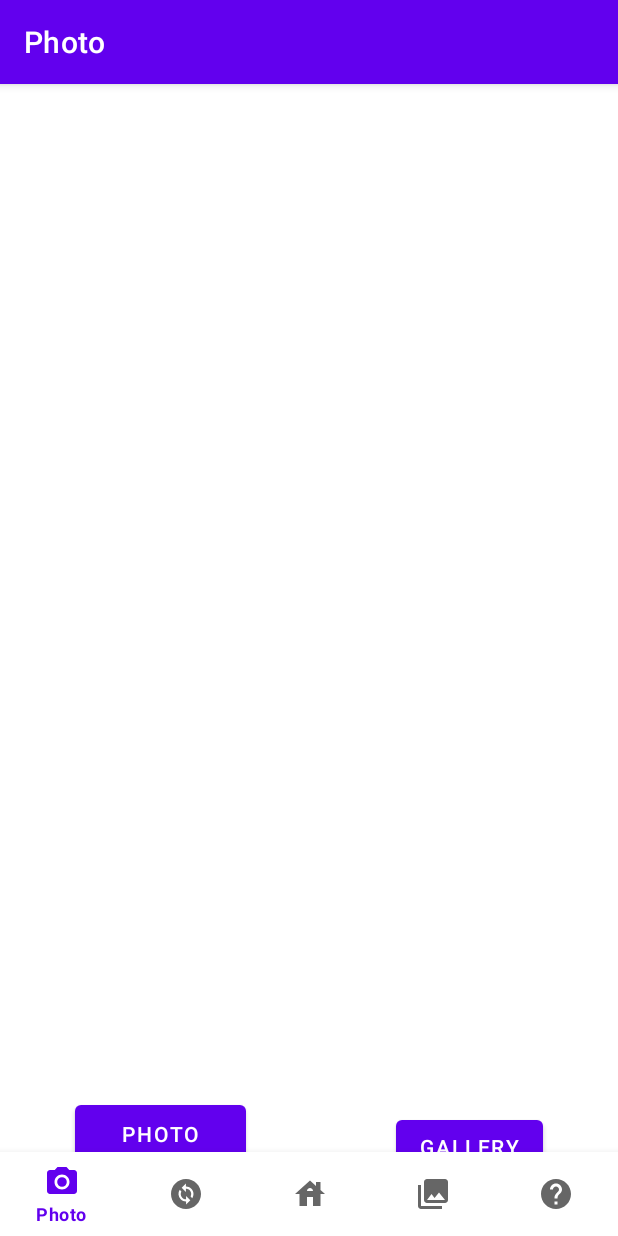
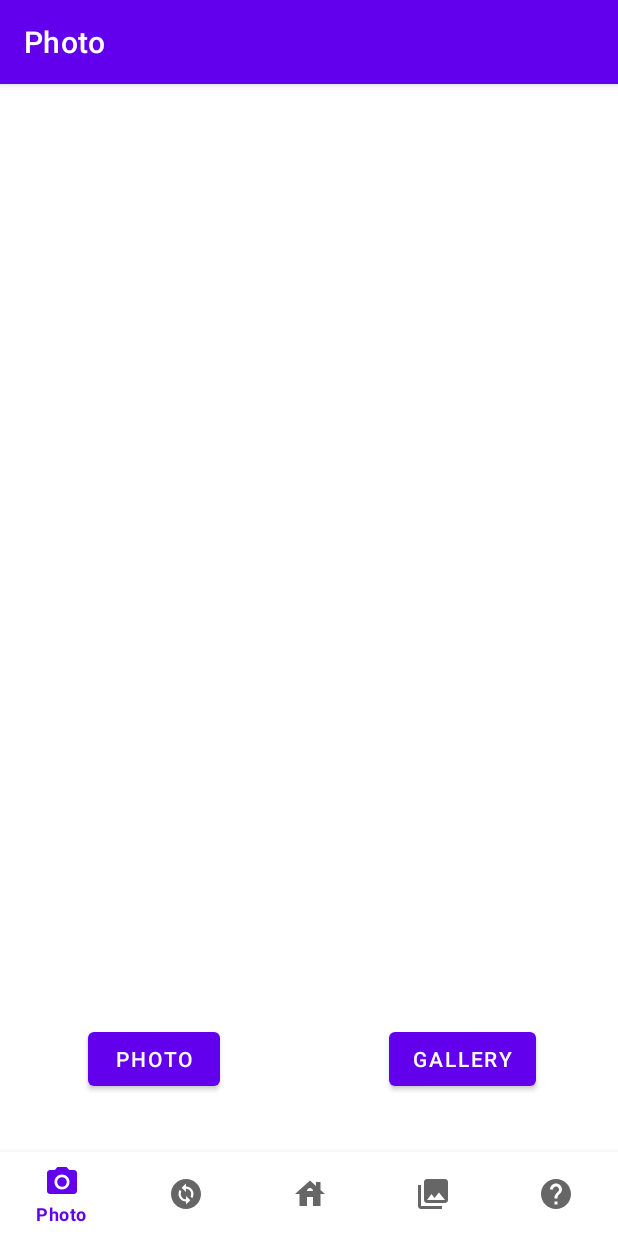
Before and after one commit to ArthurLeo04/AppMobile, an Android app: the PhotoFragment screen opened through its navigation route, on a phone screen of 412 x 824 dp. Run offline under Robolectric (Android 15) with nearby library versions, the phone set to English and light mode, and no system bars; our stand-ins replace navigation-ui; libraries missing offline, so code that uses them is left out: androidx.palette.graphics.

Commit message:
gestion des couleurs et effets lors de la création de carte

```diff
--- a/app/build.gradle.kts
+++ b/app/build.gradle.kts
@@ -63,4 +63,7 @@ dependencies {
 
     //coil
     implementation("io.coil-kt:coil:1.1.1")
+
+    //Color
+    implementation("androidx.palette:palette-ktx:1.0.0")
 }
--- a/app/src/main/java/com/example/picturetocard/GameActivity.kt
+++ b/app/src/main/java/com/example/picturetocard/GameActivity.kt
@@ -173,7 +173,7 @@ class GameActivity : AppCompatActivity() {
 
     private fun getCarteFragment(cardId: Int, needClick: Boolean) : CarteFragment {
         // retourne un nouveau fragment de carte
-        return CarteFragment.newInstance(cardId, needClick,null)
+        return CarteFragment.newInstance(cardId, needClick,null,"FEU","PLUS_UN")
     }
 
 
--- a/app/src/main/java/com/example/picturetocard/ui/help/GridViewAdapter.kt
+++ b/app/src/main/java/com/example/picturetocard/ui/help/GridViewAdapter.kt
@@ -3,12 +3,9 @@ import android.graphics.drawable.Drawable
 import android.view.Gravity
 import android.view.View
 import android.view.ViewGroup
-import android.widget.AbsListView
 import android.widget.BaseAdapter
-import android.widget.GridView
 import android.widget.ImageView
 import android.widget.TextView
-import com.example.picturetocard.R
 import com.example.picturetocard.game.Colors
 import com.example.picturetocard.game.getIdFromColor
 
--- a/app/src/main/res/layout/fragment_photo.xml
+++ b/app/src/main/res/layout/fragment_photo.xml
@@ -1,6 +1,5 @@
 <?xml version="1.0" encoding="utf-8"?>
-<androidx.constraintlayout.widget.ConstraintLayout
-    xmlns:android="http://schemas.android.com/apk/res/android"
+<androidx.constraintlayout.widget.ConstraintLayout xmlns:android="http://schemas.android.com/apk/res/android"
     xmlns:app="http://schemas.android.com/apk/res-auto"
     xmlns:tools="http://schemas.android.com/tools"
     android:layout_width="match_parent"
@@ -15,43 +14,45 @@
         android:id="@+id/carte_photo"
         android:layout_width="0dp"
         android:layout_height="0dp"
-        android:layout_marginStart="40dp"
-        android:layout_marginEnd="40dp"
+        android:layout_marginStart="60dp"
+        android:layout_marginEnd="60dp"
         android:layout_marginBottom="20dp"
-        app:layout_constraintBottom_toTopOf="@+id/btnGallery"
+        app:layout_constraintBottom_toTopOf="@+id/guideline2"
         app:layout_constraintEnd_toEndOf="parent"
         app:layout_constraintHorizontal_bias="0.0"
         app:layout_constraintStart_toStartOf="parent"
-        app:layout_constraintTop_toTopOf="parent"
-        app:layout_constraintVertical_bias="0.0" />
+        app:layout_constraintTop_toTopOf="parent" />
+
+    <androidx.constraintlayout.widget.Guideline
+        android:id="@+id/guideline"
+        android:layout_width="wrap_content"
+        android:layout_height="wrap_content"
+        android:orientation="vertical"
+        app:layout_constraintGuide_begin="205dp" />
+
+    <androidx.constraintlayout.widget.Guideline
+        android:id="@+id/guideline2"
+        android:layout_width="wrap_content"
+        android:layout_height="wrap_content"
+        android:orientation="horizontal"
+        app:layout_constraintGuide_begin="570dp" />
 
     <Button
         android:id="@+id/btnCamera"
-        android:layout_width="0dp"
-        android:layout_height="50dp"
-        android:layout_marginStart="50dp"
-        android:layout_marginTop="10dp"
-        android:layout_marginEnd="50dp"
+        android:layout_width="wrap_content"
+        android:layout_height="wrap_content"
         android:text="Photo"
-        app:layout_constraintBottom_toBottomOf="parent"
-        app:layout_constraintEnd_toStartOf="@+id/btnGallery"
-        app:layout_constraintHorizontal_bias="0.968"
+        app:layout_constraintEnd_toStartOf="@+id/guideline"
         app:layout_constraintStart_toStartOf="parent"
-        app:layout_constraintTop_toBottomOf="@+id/carte_photo"
-        app:layout_constraintVertical_bias="0.0" />
+        app:layout_constraintTop_toTopOf="@+id/guideline2" />
 
     <Button
         android:id="@+id/btnGallery"
         android:layout_width="wrap_content"
         android:layout_height="wrap_content"
-        android:layout_marginStart="50dp"
-        android:layout_marginTop="10dp"
-        android:layout_marginEnd="50dp"
         android:text="Gallery"
-        app:layout_constraintBottom_toBottomOf="parent"
         app:layout_constraintEnd_toEndOf="parent"
-        app:layout_constraintStart_toEndOf="@+id/btnCamera"
-        app:layout_constraintTop_toTopOf="parent"
-        app:layout_constraintVertical_bias="0.946" />
+        app:layout_constraintStart_toStartOf="@+id/guideline"
+        app:layout_constraintTop_toTopOf="@+id/guideline2" />
 
 </androidx.constraintlayout.widget.ConstraintLayout>
```
Also changed, not shown: app/src/main/java/com/example/picturetocard/ui/game/CarteFragment.kt (+10 -5 lines), app/src/main/java/com/example/picturetocard/ui/photo/PhotoFragment.kt (+81 -6 lines), app/src/main/java/com/example/picturetocard/game/Colors.kt (line endings or trailing spaces).
